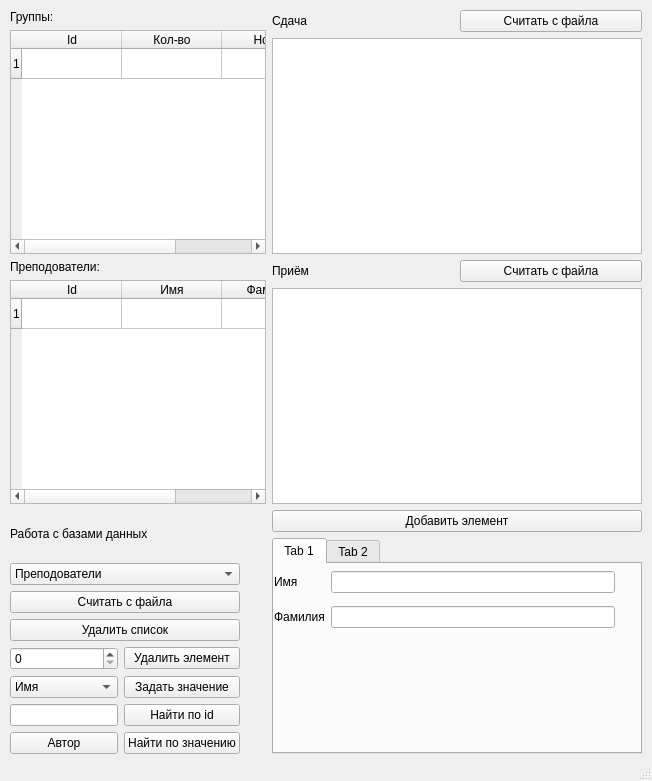
Above: mainwindow.ui from mai-k304-cpp-sem-3/kr-data-organization-qt before the change. Below: the same form after it.
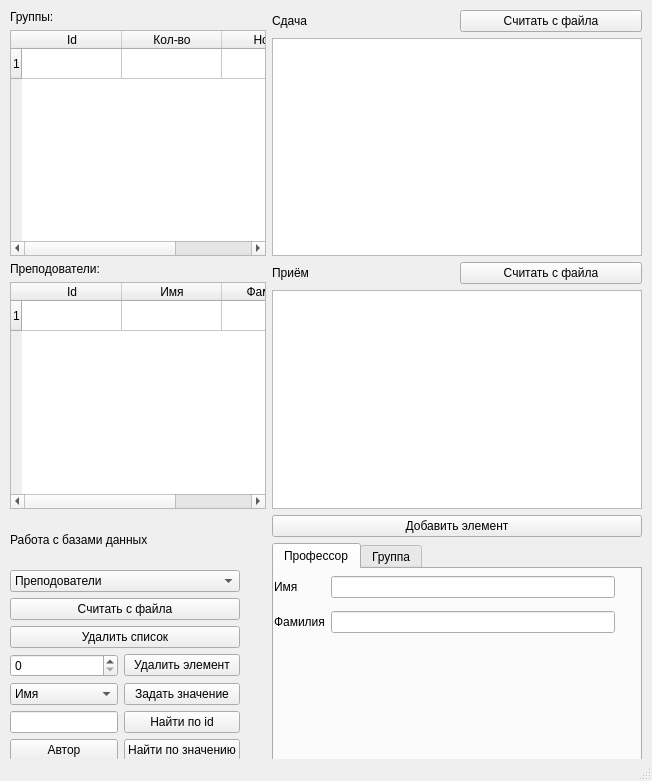
That is the form after the change. The open tabs and pages were chosen to show the change. Icons and pictures are not drawn.

Patch:
```diff
--- a/mainwindow.ui
+++ b/mainwindow.ui
@@ -20,7 +20,7 @@
       <x>10</x>
       <y>10</y>
       <width>632</width>
-      <height>744</height>
+      <height>751</height>
      </rect>
     </property>
     <layout class="QFormLayout" name="formLayout">
@@ -147,7 +147,106 @@
        </item>
       </layout>
      </item>
-     <item row="3" column="0">
+     <item row="2" column="1">
+      <layout class="QGridLayout" name="gridLayout">
+       <item row="1" column="0">
+        <widget class="QTabWidget" name="tabWidget">
+         <property name="currentIndex">
+          <number>0</number>
+         </property>
+         <widget class="QWidget" name="professorsTab">
+          <attribute name="title">
+           <string>Профессор</string>
+          </attribute>
+          <widget class="QWidget" name="gridLayoutWidget_2">
+           <property name="geometry">
+            <rect>
+             <x>0</x>
+             <y>0</y>
+             <width>341</width>
+             <height>71</height>
+            </rect>
+           </property>
+           <layout class="QGridLayout" name="professorAddLayout">
+            <item row="1" column="1">
+             <widget class="QLineEdit" name="professorAddSurnameLineEdit"/>
+            </item>
+            <item row="0" column="1">
+             <widget class="QLineEdit" name="professorAddNameLineEdit"/>
+            </item>
+            <item row="0" column="0">
+             <widget class="QLabel" name="professorAddNamelabel">
+              <property name="text">
+               <string>Имя</string>
+              </property>
+             </widget>
+            </item>
+            <item row="1" column="0">
+             <widget class="QLabel" name="professorAddSurnamelabel">
+              <property name="text">
+               <string>Фамилия</string>
+              </property>
+             </widget>
+            </item>
+           </layout>
+          </widget>
+         </widget>
+         <widget class="QWidget" name="groupTab">
+          <attribute name="title">
+           <string>Группа</string>
+          </attribute>
+          <widget class="QWidget" name="gridLayoutWidget_4">
+           <property name="geometry">
+            <rect>
+             <x>0</x>
+             <y>0</y>
+             <width>341</width>
+             <height>71</height>
+            </rect>
+           </property>
+           <layout class="QGridLayout" name="groupAddLayout">
+            <item row="1" column="1">
+             <widget class="QLineEdit" name="groupAddNameLineEdit"/>
+            </item>
+            <item row="0" column="1">
+             <widget class="QLineEdit" name="groupAddCountLineEdit"/>
+            </item>
+            <item row="0" column="0">
+             <widget class="QLabel" name="groupAddCountlabel">
+              <property name="text">
+               <string>Кол-во</string>
+              </property>
+             </widget>
+            </item>
+            <item row="1" column="0">
+             <widget class="QLabel" name="groupAddNamelabel">
+              <property name="text">
+               <string>Номер</string>
+              </property>
+             </widget>
+            </item>
+           </layout>
+          </widget>
+         </widget>
+        </widget>
+       </item>
+       <item row="0" column="0">
+        <widget class="QPushButton" name="addButton">
+         <property name="enabled">
+          <bool>true</bool>
+         </property>
+         <property name="text">
+          <string>Добавить элемент</string>
+         </property>
+         <property name="icon">
+          <iconset theme="contact-new">
+           <normaloff>.</normaloff>.</iconset>
+         </property>
+        </widget>
+       </item>
+      </layout>
+     </item>
+     <item row="2" column="0">
       <layout class="QGridLayout" name="workLayout">
        <item row="3" column="1" colspan="2">
         <widget class="QPushButton" name="fileReadButton">
@@ -262,105 +361,8 @@
           <string>Автор</string>
          </property>
          <property name="icon">
-          <iconset theme="face-smile"/>
-         </property>
-        </widget>
-       </item>
-      </layout>
-     </item>
-     <item row="3" column="1">
-      <layout class="QGridLayout" name="gridLayout">
-       <item row="1" column="0">
-        <widget class="QTabWidget" name="tabWidget">
-         <property name="currentIndex">
-          <number>1</number>
-         </property>
-         <widget class="QWidget" name="professorsTab">
-          <attribute name="title">
-           <string>Tab 1</string>
-          </attribute>
-          <widget class="QWidget" name="gridLayoutWidget_2">
-           <property name="geometry">
-            <rect>
-             <x>0</x>
-             <y>0</y>
-             <width>341</width>
-             <height>71</height>
-            </rect>
-           </property>
-           <layout class="QGridLayout" name="professorAddLayout">
-            <item row="1" column="1">
-             <widget class="QLineEdit" name="professorAddSurnameLineEdit"/>
-            </item>
-            <item row="0" column="1">
-             <widget class="QLineEdit" name="professorAddNameLineEdit"/>
-            </item>
-            <item row="0" column="0">
-             <widget class="QLabel" name="professorAddNamelabel">
-              <property name="text">
-               <string>Имя</string>
-              </property>
-             </widget>
-            </item>
-            <item row="1" column="0">
-             <widget class="QLabel" name="professorAddSurnamelabel">
-              <property name="text">
-               <string>Фамилия</string>
-              </property>
-             </widget>
-            </item>
-           </layout>
-          </widget>
-         </widget>
-         <widget class="QWidget" name="groupTab">
-          <attribute name="title">
-           <string>Tab 2</string>
-          </attribute>
-          <widget class="QWidget" name="gridLayoutWidget_4">
-           <property name="geometry">
-            <rect>
-             <x>0</x>
-             <y>0</y>
-             <width>341</width>
-             <height>71</height>
-            </rect>
-           </property>
-           <layout class="QGridLayout" name="groupAddLayout">
-            <item row="1" column="1">
-             <widget class="QLineEdit" name="groupAddNameLineEdit"/>
-            </item>
-            <item row="0" column="1">
-             <widget class="QLineEdit" name="groupAddCountLineEdit"/>
-            </item>
-            <item row="0" column="0">
-             <widget class="QLabel" name="groupAddCountlabel">
-              <property name="text">
-               <string>Кол-во</string>
-              </property>
-             </widget>
-            </item>
-            <item row="1" column="0">
-             <widget class="QLabel" name="groupAddNamelabel">
-              <property name="text">
-               <string>Номер</string>
-              </property>
-             </widget>
-            </item>
-           </layout>
-          </widget>
-         </widget>
-        </widget>
-       </item>
-       <item row="0" column="0">
-        <widget class="QPushButton" name="addButton">
-         <property name="enabled">
-          <bool>true</bool>
-         </property>
-         <property name="text">
-          <string>Добавить элемент</string>
-         </property>
-         <property name="icon">
-          <iconset theme="contact-new"/>
+          <iconset theme="face-smile">
+           <normaloff>.</normaloff>.</iconset>
          </property>
         </widget>
        </item>
```
Left out of the diff: 20 changed lines with no effect on the pictures.
